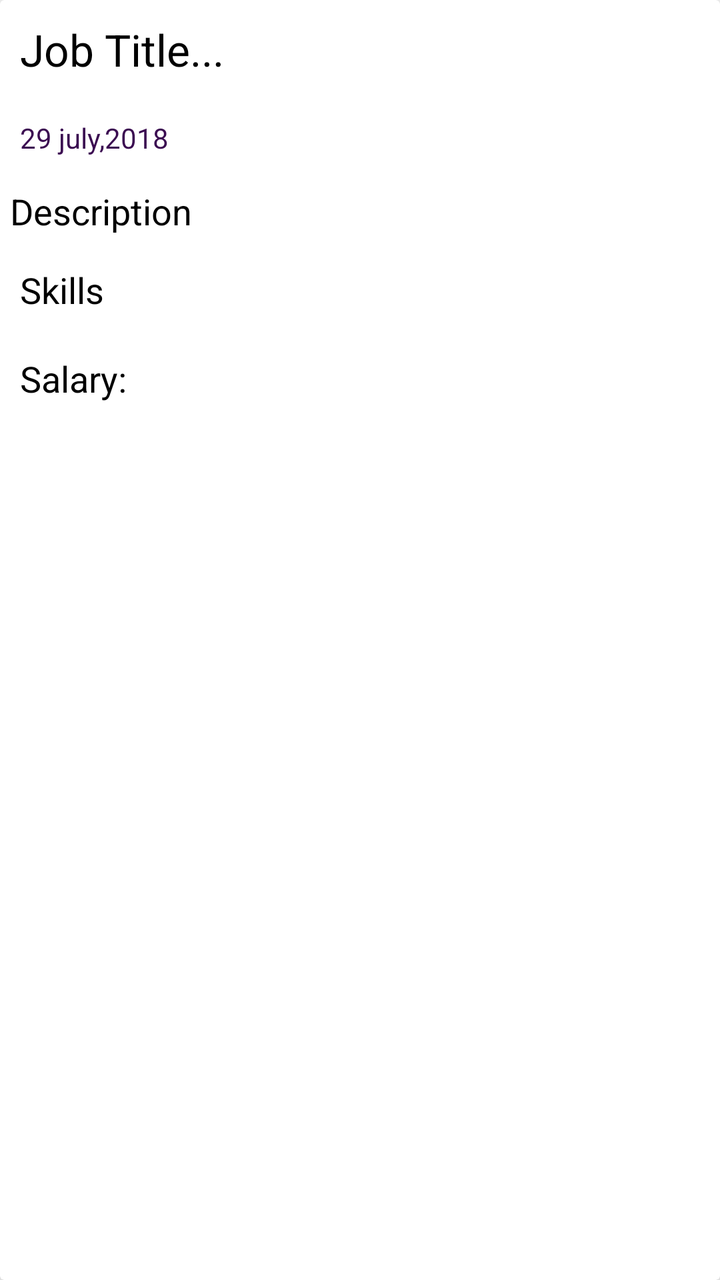
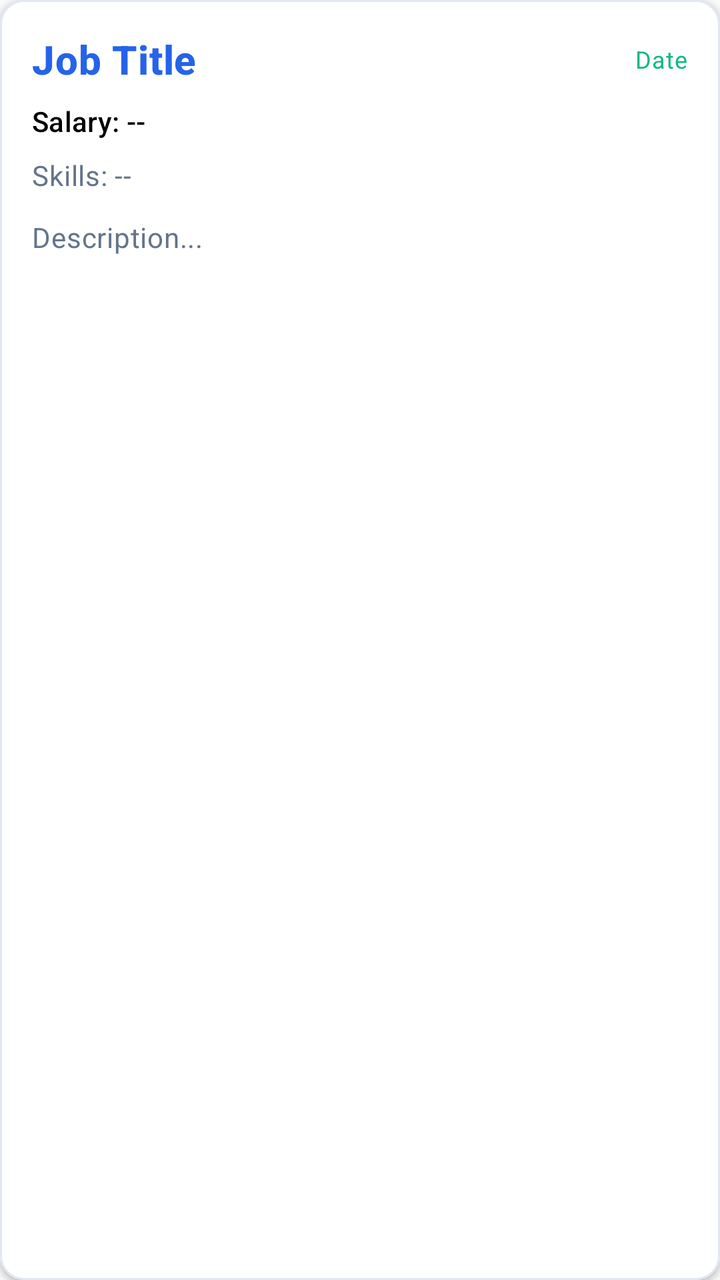

Two renders of the same Android screen: before a commit and after it. Below are the layout's source before the change and the commit's diff.
<!-- AndroidManifest.xml: application theme Theme.ChakriLagbe -->
<!-- res/layout/job_post_item.xml -->
<?xml version="1.0" encoding="utf-8"?>
<androidx.cardview.widget.CardView xmlns:android="http://schemas.android.com/apk/res/android"
    android:layout_width="match_parent"
    xmlns:app="http://schemas.android.com/apk/res-auto"
    app:cardElevation="5dp"
    android:elevation="5dp"
    android:layout_margin="10dp"
    android:layout_height="wrap_content">

    <LinearLayout
        android:layout_width="match_parent"
        android:orientation="vertical"
        android:layout_height="wrap_content">
        <TextView
            android:layout_width="match_parent"
            android:layout_height="wrap_content"
            android:text="Job Title..."
            android:textAppearance="?android:textAppearanceLarge"
            android:padding="10dp"
            android:maxLines="1"
            android:textColor="@android:color/black"
            android:id="@+id/job_title"
            />
        <TextView
            android:layout_width="match_parent"
            android:layout_height="wrap_content"
            android:text="29 july,2018"
            android:textAppearance="?android:textAppearanceSmall"
            android:padding="10dp"
            android:textColor="#FF3B0B51"
            android:id="@+id/job_date"
            />

        <TextView
            android:layout_width="match_parent"
            android:layout_height="wrap_content"
            android:text="Description"
            android:textAppearance="?android:textAppearanceMedium"
            android:padding="5dp"
            android:textColor="@android:color/black"
            android:id="@+id/job_description"
            android:maxLines="3"
            />

    <TextView
        android:layout_width="match_parent"
        android:layout_height="wrap_content"
        android:text="Skills"
        android:padding="10dp"
        android:textAppearance="?android:textAppearanceMedium"
        android:maxLines="1"
        android:textColor="@android:color/black"
        android:id="@+id/job_skills"
        />
    <TextView
        android:layout_width="match_parent"
        android:layout_height="wrap_content"
        android:text="Salary:"
        android:textAppearance="?android:textAppearanceMedium"
        android:textColor="@android:color/black"
        android:padding="10dp"
        android:id="@+id/job_salary"
        />
    </LinearLayout>


</androidx.cardview.widget.CardView>
<!-- resources referenced by this layout -->
<resources>
  <style name="Theme.ChakriLagbe" parent="Theme.MaterialComponents.DayNight.DarkActionBar">
          
          <item name="colorPrimary">@color/purple_500</item>
          <item name="colorPrimaryVariant">@color/purple_700</item>
          <item name="colorOnPrimary">@color/white</item>
          
          <item name="colorSecondary">@color/teal_200</item>
          <item name="colorSecondaryVariant">@color/teal_700</item>
          <item name="colorOnSecondary">@color/black</item>
          
          <item name="android:statusBarColor" tools:targetApi="l">?attr/colorPrimaryVariant</item>
          
      </style>
  <color name="purple_500">#FF6200EE</color>
  <color name="purple_700">#FF3700B3</color>
  <color name="white">#FFFFFFFF</color>
  <color name="teal_200">#FF03DAC5</color>
  <color name="teal_700">#FF018786</color>
  <color name="black">#FF000000</color>
</resources>

<!-- the commit's change to res/layout/job_post_item.xml (unified diff, before → after) -->
@@ -1,67 +1,83 @@
 <?xml version="1.0" encoding="utf-8"?>
-<androidx.cardview.widget.CardView xmlns:android="http://schemas.android.com/apk/res/android"
+<com.google.android.material.card.MaterialCardView xmlns:android="http://schemas.android.com/apk/res/android"
+    xmlns:app="http://schemas.android.com/apk/res-auto"
     android:layout_width="match_parent"
-    xmlns:app="http://schemas.android.com/apk/res-auto"
-    app:cardElevation="5dp"
-    android:elevation="5dp"
-    android:layout_margin="10dp"
-    android:layout_height="wrap_content">
+    android:layout_height="wrap_content"
+    android:layout_marginHorizontal="16dp"
+    android:layout_marginVertical="8dp"
+    app:cardCornerRadius="12dp"
+    app:cardElevation="2dp"
+    app:strokeWidth="1dp"
+    app:strokeColor="#E2E8F0">
 
-    <LinearLayout
+    <androidx.constraintlayout.widget.ConstraintLayout
         android:layout_width="match_parent"
-        android:orientation="vertical"
-        android:layout_height="wrap_content">
-        <TextView
-            android:layout_width="match_parent"
-            android:layout_height="wrap_content"
-            android:text="Job Title..."
-            android:textAppearance="?android:textAppearanceLarge"
-            android:padding="10dp"
-            android:maxLines="1"
-            android:textColor="@android:color/black"
-            android:id="@+id/job_title"
-            />
-        <TextView
-            android:layout_width="match_parent"
-            android:layout_height="wrap_content"
-            android:text="29 july,2018"
-            android:textAppearance="?android:textAppearanceSmall"
-            android:padding="10dp"
-            android:textColor="#FF3B0B51"
-            android:id="@+id/job_date"
-            />
+        android:layout_height="wrap_content"
+        android:padding="16dp">
 
         <TextView
-            android:layout_width="match_parent"
+            android:id="@+id/job_title"
+            android:layout_width="0dp"
             android:layout_height="wrap_content"
-            android:text="Description"
-            android:textAppearance="?android:textAppearanceMedium"
-            android:padding="5dp"
-            android:textColor="@android:color/black"
+            android:text="Job Title"
+            android:textAppearance="?attr/textAppearanceHeadline6"
+            android:textColor="?attr/colorPrimary"
+            android:textStyle="bold"
+            android:maxLines="1"
+            android:ellipsize="end"
+            app:layout_constraintStart_toStartOf="parent"
+            app:layout_constraintEnd_toStartOf="@+id/job_date"
+            app:layout_constraintTop_toTopOf="parent" />
+
+        <TextView
+            android:id="@+id/job_date"
+            android:layout_width="wrap_content"
+            android:layout_height="wrap_content"
+            android:text="Date"
+            android:textAppearance="?attr/textAppearanceCaption"
+            android:textColor="?attr/colorSecondary"
+            app:layout_constraintEnd_toEndOf="parent"
+            app:layout_constraintTop_toTopOf="parent"
+            app:layout_constraintBottom_toBottomOf="@+id/job_title" />
+
+        <TextView
+            android:id="@+id/job_salary"
+            android:layout_width="wrap_content"
+            android:layout_height="wrap_content"
+            android:layout_marginTop="8dp"
+            android:text="Salary: --"
+            android:textAppearance="?attr/textAppearanceSubtitle2"
+            android:textColor="?attr/colorOnSurface"
+            app:layout_constraintStart_toStartOf="parent"
+            app:layout_constraintTop_toBottomOf="@+id/job_title" />
+
+        <TextView
+            android:id="@+id/job_skills"
+            android:layout_width="0dp"
+            android:layout_height="wrap_content"
+            android:layout_marginTop="8dp"
+            android:text="Skills: --"
+            android:textAppearance="?attr/textAppearanceBody2"
+            android:textColor="?attr/android:textColorSecondary"
+            android:maxLines="1"
+            android:ellipsize="end"
+            app:layout_constraintStart_toStartOf="parent"
+            app:layout_constraintEnd_toEndOf="parent"
+            app:layout_constraintTop_toBottomOf="@+id/job_salary" />
+
+        <TextView
             android:id="@+id/job_description"
-            android:maxLines="3"
-            />
+            android:layout_width="0dp"
+            android:layout_height="wrap_content"
+            android:layout_marginTop="12dp"
+            android:text="Description..."
+            android:textAppearance="?attr/textAppearanceBody2"
+            android:textColor="?attr/android:textColorSecondary"
+            android:maxLines="2"
+            android:ellipsize="end"
+            app:layout_constraintStart_toStartOf="parent"
+            app:layout_constraintEnd_toEndOf="parent"
+            app:layout_constraintTop_toBottomOf="@+id/job_skills" />
 
-    <TextView
-        android:layout_width="match_parent"
-        android:layout_height="wrap_content"
-        android:text="Skills"
-        android:padding="10dp"
-        android:textAppearance="?android:textAppearanceMedium"
-        android:maxLines="1"
-        android:textColor="@android:color/black"
-        android:id="@+id/job_skills"
-        />
-    <TextView
-        android:layout_width="match_parent"
-        android:layout_height="wrap_content"
-        android:text="Salary:"
-        android:textAppearance="?android:textAppearanceMedium"
-        android:textColor="@android:color/black"
-        android:padding="10dp"
-        android:id="@+id/job_salary"
-        />
-    </LinearLayout>
-
-
-</androidx.cardview.widget.CardView>
+    </androidx.constraintlayout.widget.ConstraintLayout>
+</com.google.android.material.card.MaterialCardView>
<!-- resource entries referenced after the edit -->
@@ -1,23 +1,31 @@
 <!-- resources referenced by this layout -->
 <resources>
-  <style name="Theme.ChakriLagbe" parent="Theme.MaterialComponents.DayNight.DarkActionBar">
+  <style name="Theme.ChakriLagbe" parent="Theme.MaterialComponents.DayNight.NoActionBar">
           
-          <item name="colorPrimary">@color/purple_500</item>
-          <item name="colorPrimaryVariant">@color/purple_700</item>
+          <item name="colorPrimary">@color/primary</item>
+          <item name="colorPrimaryVariant">@color/primary_dark</item>
           <item name="colorOnPrimary">@color/white</item>
           
-          <item name="colorSecondary">@color/teal_200</item>
-          <item name="colorSecondaryVariant">@color/teal_700</item>
-          <item name="colorOnSecondary">@color/black</item>
+          <item name="colorSecondary">@color/secondary</item>
+          <item name="colorSecondaryVariant">@color/secondary_dark</item>
+          <item name="colorOnSecondary">@color/white</item>
+          
+          <item name="android:colorBackground">@color/background</item>
+          <item name="colorSurface">@color/surface</item>
           
           <item name="android:statusBarColor" tools:targetApi="l">?attr/colorPrimaryVariant</item>
           
+          <item name="android:textColorPrimary">@color/text_primary</item>
+          <item name="android:textColorSecondary">@color/text_secondary</item>
       </style>
-  <color name="purple_500">#FF6200EE</color>
-  <color name="purple_700">#FF3700B3</color>
-  <color name="white">#FFFFFFFF</color>
-  <color name="teal_200">#FF03DAC5</color>
-  <color name="teal_700">#FF018786</color>
-  <color name="black">#FF000000</color>
+  <color name="primary">#2563EB</color>
+  <color name="primary_dark">#1D4ED8</color>
+  <color name="white">#FFFFFF</color>
+  <color name="secondary">#10B981</color>
+  <color name="secondary_dark">#059669</color>
+  <color name="background">#F8FAFC</color>
+  <color name="surface">#FFFFFF</color>
+  <color name="text_primary">#1E293B</color>
+  <color name="text_secondary">#64748B</color>
 </resources>
 
